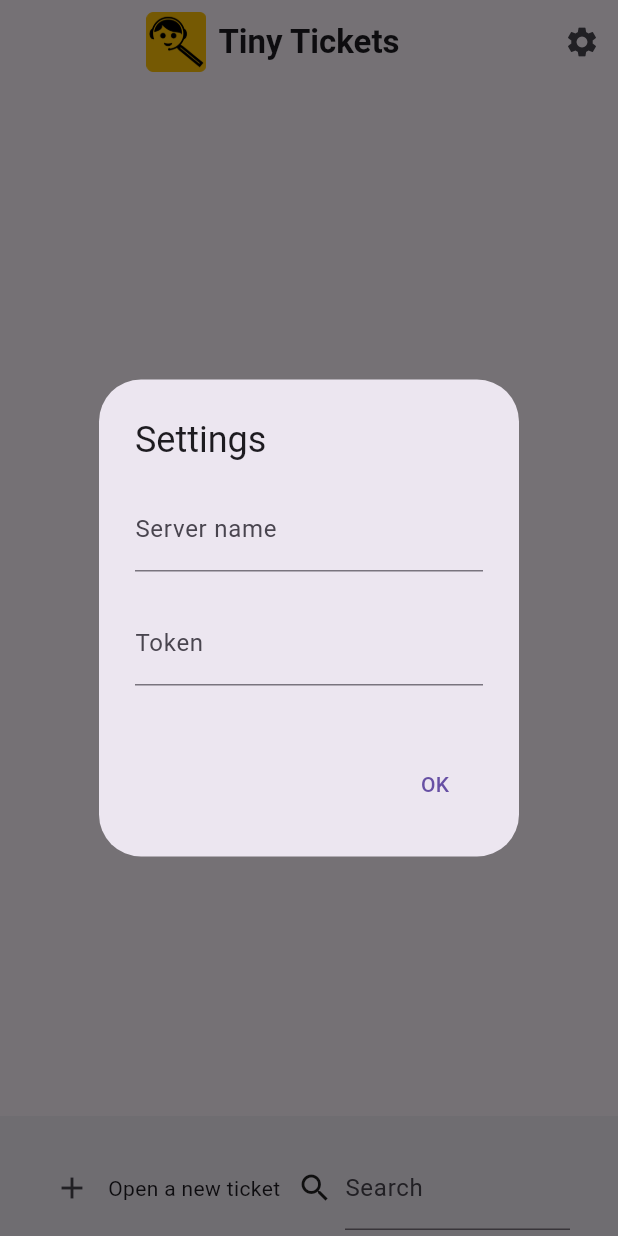
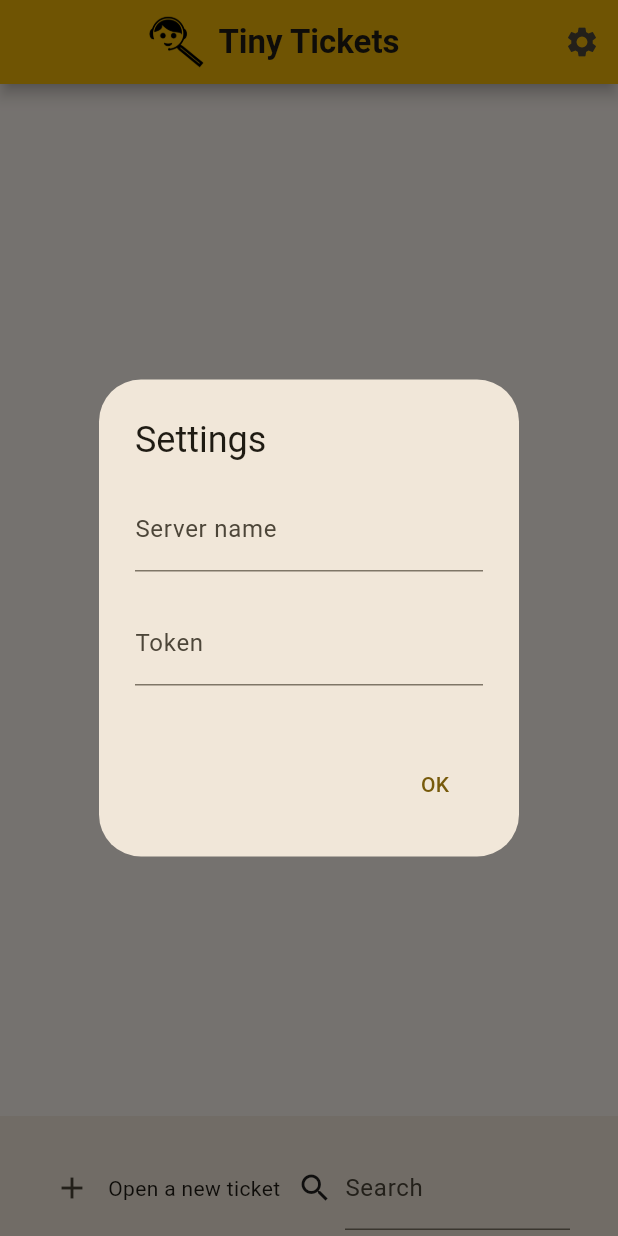
Before and after one commit to nicolaspernoud/tinytickets, a Flutter app: the screen it shows after launch, on a phone screen of 412 x 824 dp. Run offline on Flutter 3.47's test engine with Material 3 defaults, Android fonts, the phone set to English and light mode, and no system bars; our stand-ins replace equatable, image_picker, shared_preferences; missing offline and left inert: dart:html; network calls fail.

Commit message:
chore: updated dependencies and theme to material 3

```diff
--- a/frontend/lib/main.dart
+++ b/frontend/lib/main.dart
@@ -19,8 +19,14 @@ class MyApp extends StatelessWidget {
     return MaterialApp(
       title: 'Tiny Tickets',
       theme: ThemeData(
-        primarySwatch: Colors.amber,
-      ),
+          colorScheme: ColorScheme.fromSeed(
+            seedColor: Colors.amber,
+          ),
+          appBarTheme: AppBarTheme(
+            backgroundColor: Colors.amber,
+            elevation: 4,
+            shadowColor: Theme.of(context).shadowColor,
+          )),
       home: MyHomePage(title: 'Tiny Tickets'),
       localizationsDelegates: [
         const MyLocalizationsDelegate(),
```
Also changed, not shown: frontend/assets/icon/icon.png, frontend/assets/icon/icon.svg, frontend/pubspec.lock, 35 other files.
